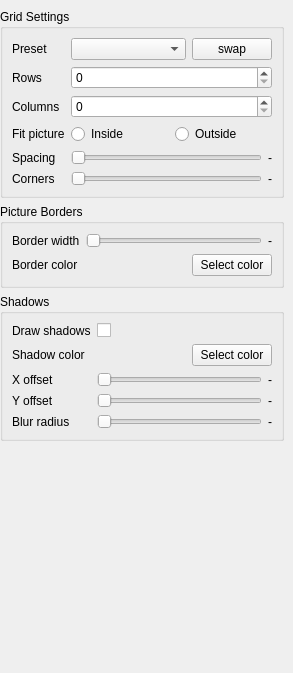
First picture: the form in src/settings/patterns/gridpattern.ui, repository keshavbhatt/CollageMaker, before the edit.
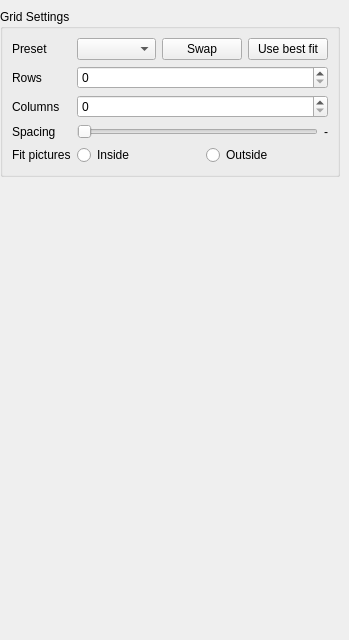
Second picture: the form after the edit.

The edit to the form file:
```diff
--- a/src/settings/patterns/gridpattern.ui
+++ b/src/settings/patterns/gridpattern.ui
@@ -6,8 +6,8 @@
    <rect>
     <x>0</x>
     <y>0</y>
-    <width>293</width>
-    <height>673</height>
+    <width>349</width>
+    <height>640</height>
    </rect>
   </property>
   <property name="windowTitle">
@@ -39,8 +39,8 @@
        <rect>
         <x>0</x>
         <y>0</y>
-        <width>293</width>
-        <height>673</height>
+        <width>349</width>
+        <height>640</height>
        </rect>
       </property>
       <layout class="QVBoxLayout" name="verticalLayout_2">
@@ -86,38 +86,6 @@
             <item row="2" column="1">
              <widget class="QSpinBox" name="columnSpinBox"/>
             </item>
-            <item row="4" column="0">
-             <widget class="QLabel" name="label_23">
-              <property name="text">
-               <string>Spacing</string>
-              </property>
-             </widget>
-            </item>
-            <item row="3" column="1">
-             <layout class="QHBoxLayout" name="horizontalLayout_6">
-              <item>
-               <widget class="QRadioButton" name="radioButton_5">
-                <property name="text">
-                 <string>Inside</string>
-                </property>
-               </widget>
-              </item>
-              <item>
-               <widget class="QRadioButton" name="radioButton_6">
-                <property name="text">
-                 <string>Outside</string>
-                </property>
-               </widget>
-              </item>
-             </layout>
-            </item>
-            <item row="5" column="0">
-             <widget class="QLabel" name="label_20">
-              <property name="text">
-               <string>Corners</string>
-              </property>
-             </widget>
-            </item>
             <item row="1" column="0">
              <widget class="QLabel" name="label_22">
               <property name="text">
@@ -125,13 +93,6 @@
               </property>
              </widget>
             </item>
-            <item row="3" column="0">
-             <widget class="QLabel" name="label_19">
-              <property name="text">
-               <string>Fit picture</string>
-              </property>
-             </widget>
-            </item>
             <item row="0" column="0">
              <widget class="QLabel" name="label_24">
               <property name="text">
@@ -139,10 +100,14 @@
               </property>
              </widget>
             </item>
-            <item row="1" column="1">
-             <widget class="QSpinBox" name="rowsSpinBox"/>
+            <item row="5" column="0">
+             <widget class="QLabel" name="label_23">
+              <property name="text">
+               <string>Spacing</string>
+              </property>
+             </widget>
             </item>
-            <item row="4" column="1">
+            <item row="5" column="1">
              <layout class="QHBoxLayout" name="horizontalLayout">
               <item>
                <widget class="QSlider" name="spaceingSlider">
@@ -160,27 +125,6 @@
               </item>
              </layout>
             </item>
-            <item row="5" column="1">
-             <layout class="QHBoxLayout" name="horizontalLayout_3">
-              <property name="topMargin">
-               <number>0</number>
-              </property>
-              <item>
-               <widget class="QSlider" name="cornerSlider">
-                <property name="orientation">
-                 <enum>Qt::Horizontal</enum>
-                </property>
-               </widget>
-              </item>
-              <item>
-               <widget class="QLabel" name="cornerLabel">
-                <property name="text">
-                 <string>-</string>
-                </property>
-               </widget>
-              </item>
-             </layout>
-            </item>
             <item row="0" column="1">
              <layout class="QHBoxLayout" name="horizontalLayout_2">
               <item>
@@ -195,57 +139,27 @@
                  </sizepolicy>
                 </property>
                 <property name="text">
-                 <string>swap</string>
+                 <string>Swap</string>
                 </property>
                </widget>
               </item>
+              <item>
+               <widget class="QPushButton" name="presetBestButton">
+                <property name="sizePolicy">
+                 <sizepolicy hsizetype="Maximum" vsizetype="Fixed">
+                  <horstretch>0</horstretch>
+                  <verstretch>0</verstretch>
+                 </sizepolicy>
+                </property>
+                <property name="text">
+                 <string>Use best fit</string>
+                </property>
+               </widget>
+              </item>
              </layout>
             </item>
-           </layout>
-          </item>
-         </layout>
-        </widget>
-       </item>
-       <item>
-        <widget class="QGroupBox" name="groupBox_2">
-         <property name="sizePolicy">
-          <sizepolicy hsizetype="Preferred" vsizetype="Maximum">
-           <horstretch>0</horstretch>
-           <verstretch>0</verstretch>
-          </sizepolicy>
-         </property>
-         <property name="title">
-          <string>Picture Borders</string>
-         </property>
-         <layout class="QGridLayout" name="gridLayout_2">
-          <item row="0" column="0">
-           <widget class="QLabel" name="label_8">
-            <property name="text">
-             <string>Border width</string>
-            </property>
-           </widget>
-          </item>
-          <item row="1" column="0">
-           <widget class="QLabel" name="label_9">
-            <property name="text">
-             <string>Border color</string>
-            </property>
-           </widget>
-          </item>
-          <item row="1" column="1">
-           <layout class="QHBoxLayout" name="horizontalLayout_4">
-            <item>
-             <spacer name="horizontalSpacer">
-              <property name="orientation">
-               <enum>Qt::Horizontal</enum>
-              </property>
-              <property name="sizeHint" stdset="0">
-               <size>
-                <width>40</width>
-                <height>20</height>
-               </size>
-              </property>
-             </spacer>
+            <item row="1" column="1">
+             <widget class="QSpinBox" name="rowsSpinBox"/>
             </item>
             <item>
              <widget class="QLabel" name="borderColorIndicator">
@@ -254,189 +168,41 @@
               </property>
              </widget>
             </item>
-            <item>
-             <widget class="QPushButton" name="selectBorderColorPb">
-              <property name="sizePolicy">
-               <sizepolicy hsizetype="Maximum" vsizetype="Fixed">
-                <horstretch>0</horstretch>
-                <verstretch>0</verstretch>
-               </sizepolicy>
-              </property>
+            <item row="6" column="0">
+             <widget class="QLabel" name="label_19">
               <property name="text">
-               <string>Select color</string>
+               <string>Fit pictures</string>
               </property>
              </widget>
             </item>
-           </layout>
-          </item>
-          <item row="0" column="1">
-           <layout class="QHBoxLayout" name="horizontalLayout_5">
-            <item>
-             <widget class="QSlider" name="borderWidthSlider">
-              <property name="orientation">
-               <enum>Qt::Horizontal</enum>
-              </property>
-             </widget>
+            <item row="6" column="1">
+             <layout class="QHBoxLayout" name="horizontalLayout_6">
+              <item>
+               <widget class="QRadioButton" name="radioButton_5">
+                <property name="text">
+                 <string>Inside</string>
+                </property>
+               </widget>
+              </item>
+              <item>
+               <widget class="QRadioButton" name="radioButton_6">
+                <property name="text">
+                 <string>Outside</string>
+                </property>
+               </widget>
+              </item>
+             </layout>
             </item>
-            <item>
-             <widget class="QLabel" name="borderWidthLabel">
-              <property name="text">
-               <string>-</string>
-              </property>
-             </widget>
-            </item>
            </layout>
           </item>
          </layout>
         </widget>
        </item>
        <item>
-        <widget class="QGroupBox" name="groupBox_4">
-         <property name="sizePolicy">
-          <sizepolicy hsizetype="Preferred" vsizetype="Maximum">
-           <horstretch>0</horstretch>
-           <verstretch>0</verstretch>
-          </sizepolicy>
-         </property>
-         <property name="title">
-          <string>Shadows</string>
-         </property>
-         <layout class="QGridLayout" name="gridLayout_4">
-          <item row="0" column="0">
-           <widget class="QLabel" name="label_15">
-            <property name="text">
-             <string>Draw shadows</string>
-            </property>
-           </widget>
-          </item>
-          <item row="2" column="0">
-           <widget class="QLabel" name="label_16">
-            <property name="text">
-             <string>X offset</string>
-            </property>
-           </widget>
-          </item>
-          <item row="4" column="1">
-           <layout class="QHBoxLayout" name="horizontalLayout_9">
-            <item>
-             <widget class="QSlider" name="shadowEffectBlurRadiusSlider">
-              <property name="orientation">
-               <enum>Qt::Horizontal</enum>
-              </property>
-             </widget>
-            </item>
-            <item>
-             <widget class="QLabel" name="shadowEffectBlurRadiusLabel">
-              <property name="text">
-               <string>-</string>
-              </property>
-             </widget>
-            </item>
-           </layout>
-          </item>
-          <item row="2" column="1">
-           <layout class="QHBoxLayout" name="horizontalLayout_7">
-            <item>
-             <widget class="QSlider" name="shadowEffectOffsetXSlider">
-              <property name="orientation">
-               <enum>Qt::Horizontal</enum>
-              </property>
-             </widget>
-            </item>
-            <item>
-             <widget class="QLabel" name="shadowEffectOffsetXLabel">
-              <property name="text">
-               <string>-</string>
-              </property>
-             </widget>
-            </item>
-           </layout>
-          </item>
-          <item row="4" column="0">
-           <widget class="QLabel" name="label_18">
-            <property name="text">
-             <string>Blur radius</string>
-            </property>
-           </widget>
-          </item>
-          <item row="0" column="1">
-           <widget class="QCheckBox" name="enableShadow">
-            <property name="text">
-             <string/>
-            </property>
-           </widget>
-          </item>
-          <item row="3" column="1">
-           <layout class="QHBoxLayout" name="horizontalLayout_8">
-            <item>
-             <widget class="QSlider" name="shadowEffectOffsetYSlider">
-              <property name="orientation">
-               <enum>Qt::Horizontal</enum>
-              </property>
-             </widget>
-            </item>
-            <item>
-             <widget class="QLabel" name="shadowEffectOffsetYLabel">
-              <property name="text">
-               <string>-</string>
-              </property>
-             </widget>
-            </item>
-           </layout>
-          </item>
-          <item row="3" column="0">
-           <widget class="QLabel" name="label_17">
-            <property name="text">
-             <string>Y offset</string>
-            </property>
-           </widget>
-          </item>
-          <item row="1" column="0">
-           <widget class="QLabel" name="label_10">
-            <property name="text">
-             <string>Shadow color</string>
-            </property>
-           </widget>
-          </item>
-          <item row="1" column="1">
-           <layout class="QHBoxLayout" name="horizontalLayout_10">
-            <item>
-             <spacer name="horizontalSpacer_2">
-              <property name="orientation">
-               <enum>Qt::Horizontal</enum>
-              </property>
-              <property name="sizeHint" stdset="0">
-               <size>
-                <width>40</width>
-                <height>20</height>
-               </size>
-              </property>
-             </spacer>
-            </item>
-            <item>
-             <widget class="QLabel" name="shadowColorIndicator">
-              <property name="text">
-               <string/>
-              </property>
-             </widget>
-            </item>
-            <item>
-             <widget class="QPushButton" name="selectShadowColorPb">
-              <property name="sizePolicy">
-               <sizepolicy hsizetype="Maximum" vsizetype="Fixed">
-                <horstretch>0</horstretch>
-                <verstretch>0</verstretch>
-               </sizepolicy>
-              </property>
-              <property name="text">
-               <string>Select color</string>
-              </property>
-             </widget>
-            </item>
-           </layout>
-          </item>
-         </layout>
-        </widget>
+        <layout class="QHBoxLayout" name="pictureSettingsPlaceholder"/>
+       </item>
+       <item>
+        <layout class="QHBoxLayout" name="pictureShadowPlaceholder"/>
        </item>
        <item>
         <spacer name="verticalSpacer">
```
Left out of the diff: 13 changed lines with no effect on the pictures.
